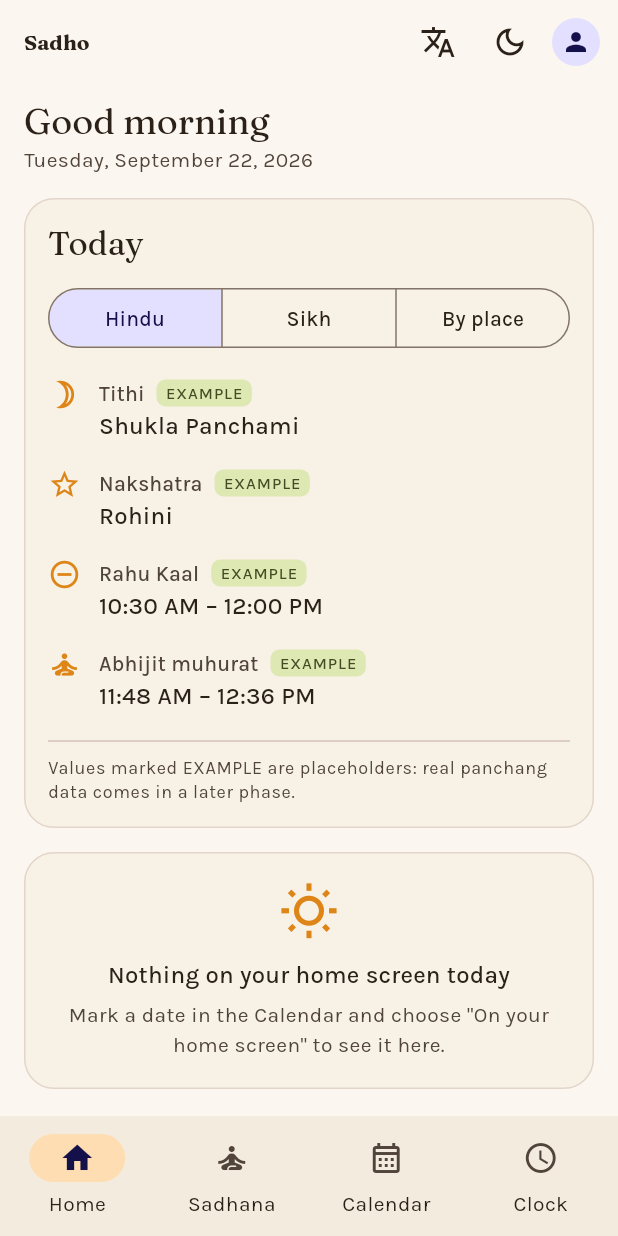
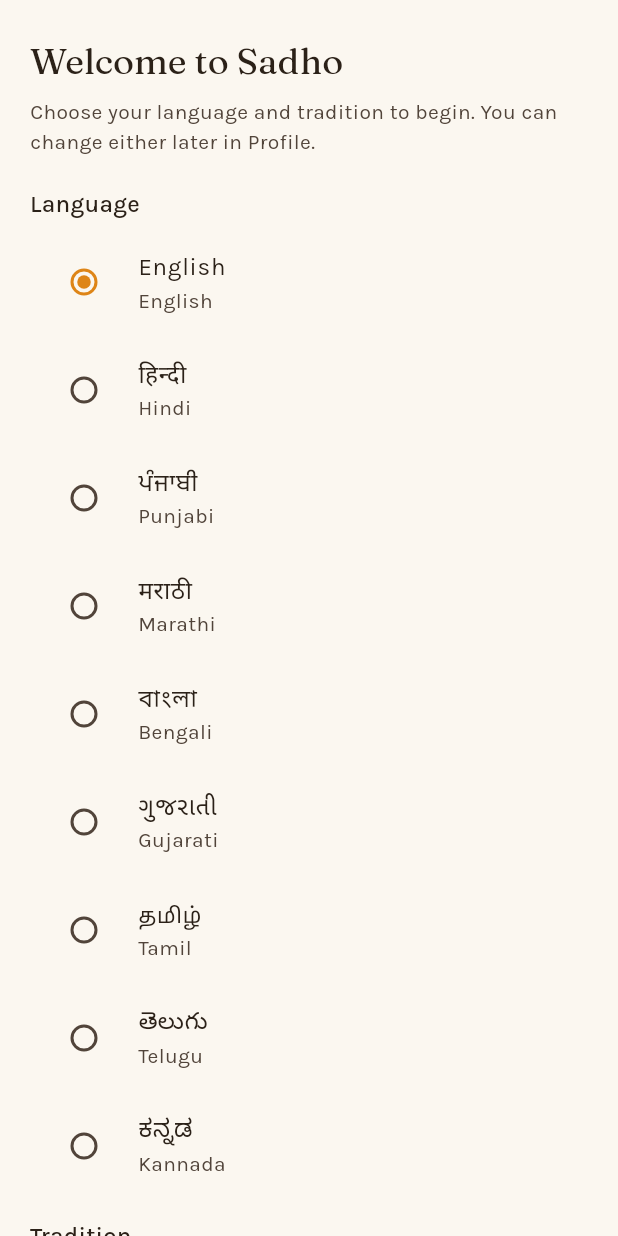
Before and after one commit to Sadho-in/Sadho, a Flutter app: the screen it shows after launch, on a phone screen of 412 x 824 dp. Run offline on Flutter 3.47's test engine with Material 3 defaults, Android fonts, the phone set to English and light mode, and no system bars; our stand-ins replace audioplayers, file_picker, flutter_local_notifications, flutter_riverpod, flutter_timezone, geolocator and 7 more; missing offline and left inert: fftea, record, volume_button_listener; accounts and stored records are empty.

Commit message:
i18n.3: first-launch language + tradition onboarding
New OnboardingScreen (lib/features/onboarding), shown as SadhoApp's
`home` in place of AppShell until onboardingCompleteProvider (backed
by a 'onboarding.done' Hive flag) is true. It never shows again unless
the phone's data is cleared - Profile's "Delete account" wipes every
Hive box, this key included, the same way it already resets everything
else.

Language: preselects the phone's own locale (devicePlatformLocaleProvider,
a seam over WidgetsBinding.platformDispatcher.locale) when it is one of
the nine supported languages, else English (initialLanguageCode). Tapping
a language radio previews it live across the whole screen immediately,
exactly like the in-app language picker; Continue saves whichever
language ended up selected (typed or left at the guessed default) plus
the chosen tradition (Hindu by default), then marks onboarding complete.

test/shell/app_theme_test.dart and test/shell/back_button_test.dart pump
SadhoApp directly for reasons unrelated to onboarding (theme/back-button
behaviour), so their rigs now seed 'onboarding.done': true to skip
straight to the app shell, as a real returning user would see.

Also fixes a real bug this surfaced: HomeDismissalsNotifier.build() read
DateTime.now() instead of the app's injected clock, so a dismissal's
"drop old days" pruning used the real wall-clock date instead of the
test's (or a real session's) fake/current one - dormant while they
happened to match, now fixed to watch nowProvider.

New test/onboarding/onboarding_screen_test.dart: first launch shows
onboarding not the shell; the phone-locale guess previews correctly
(both a supported and an unsupported language); a tap previews live;
Continue saves language + tradition and reveals the app shell; a
completed onboarding never shows again.

flutter analyze: no issues. flutter test: 1268 passed.

Co-Authored-By: Claude Sonnet 5 <noreply@anthropic.com>

```diff
--- a/lib/app.dart
+++ b/lib/app.dart
@@ -5,6 +5,8 @@ import 'core/constants/app_constants.dart';
 import 'core/theme/app_theme.dart';
 import 'core/theme/theme_provider.dart';
 import 'features/clock/application/sun_alarm_provider.dart';
+import 'features/onboarding/application/onboarding_provider.dart';
+import 'features/onboarding/presentation/onboarding_screen.dart';
 import 'features/profile/application/daily_reminder_provider.dart';
 import 'features/shell/presentation/app_shell.dart';
 import 'l10n/app_localizations.dart';
@@ -21,6 +23,7 @@ class SadhoApp extends ConsumerWidget {
     ref.watch(dailyReminderProvider);
     final palette = ref.watch(paletteProvider);
     final locale = ref.watch(localeProvider);
+    final onboarded = ref.watch(onboardingCompleteProvider);
     return MaterialApp(
       title: AppConstants.appName,
       debugShowCheckedModeBanner: false,
@@ -30,7 +33,7 @@ class SadhoApp extends ConsumerWidget {
       locale: locale,
       localizationsDelegates: AppLocalizations.localizationsDelegates,
       supportedLocales: AppLocalizations.supportedLocales,
-      home: const AppShell(),
+      home: onboarded ? const AppShell() : const OnboardingScreen(),
     );
   }
 }
--- a/lib/features/calendar/application/home_cards_provider.dart
+++ b/lib/features/calendar/application/home_cards_provider.dart
@@ -15,7 +15,7 @@ class HomeDismissalsNotifier extends Notifier<Set<String>> {
   @override
   Set<String> build() {
     final raw = AppStorage.settings.get(_key);
-    final today = dateOnly(DateTime.now());
+    final today = dateOnly(ref.watch(nowProvider));
     // Old days can never matter again: drop them so the list stays small.
     return {
       if (raw is List)
--- /dev/null
+++ b/lib/features/onboarding/application/onboarding_provider.dart
@@ -0,0 +1,34 @@
+import 'package:flutter/widgets.dart';
+import 'package:flutter_riverpod/flutter_riverpod.dart';
+
+import '../../../core/storage/app_storage.dart';
+import '../../shell/language_provider.dart';
+
+/// Whether the first-launch language + tradition screen has been completed.
+/// Saved in Hive, so it is asked again only when the phone's data is cleared
+/// (Profile's "Delete account", which wipes every box including this key).
+class OnboardingNotifier extends Notifier<bool> {
+  static const _key = 'onboarding.done';
+
+  @override
+  bool build() => AppStorage.settings.get(_key) == true;
+
+  void complete() {
+    state = true;
+    AppStorage.settings.put(_key, true);
+  }
+}
+
+final onboardingCompleteProvider =
+    NotifierProvider<OnboardingNotifier, bool>(OnboardingNotifier.new);
+
+/// The phone's own locale, read once at startup. A seam so tests can choose
+/// what "the phone's language" is without changing the OS.
+final devicePlatformLocaleProvider =
+    Provider<Locale>((ref) => WidgetsBinding.instance.platformDispatcher.locale);
+
+/// The language to preselect on first launch: [locale]'s language if it is
+/// one of the nine Sadho supports, English otherwise.
+String initialLanguageCode(Locale locale) => appLanguages
+    .firstWhere((l) => l.code == locale.languageCode, orElse: () => appLanguages.first)
+    .code;
--- /dev/null
+++ b/lib/features/onboarding/presentation/onboarding_screen.dart
@@ -0,0 +1,115 @@
+import 'package:flutter/material.dart';
+import 'package:flutter_riverpod/flutter_riverpod.dart';
+
+import '../../../l10n/l10n.dart';
+import '../../../l10n/labels.dart';
+import '../../home/application/tradition_provider.dart';
+import '../../home/data/tradition.dart';
+import '../../shell/language_provider.dart';
+import '../application/onboarding_provider.dart';
+
+/// Shown once, on first launch only: pick a language and a tradition, then
+/// "Continue". Both are saved (and can be changed again later, in Profile);
+/// this screen never shows again unless the phone's data is cleared.
+class OnboardingScreen extends ConsumerStatefulWidget {
+  const OnboardingScreen({super.key});
+
+  @override
+  ConsumerState<OnboardingScreen> createState() => _OnboardingScreenState();
+}
+
+class _OnboardingScreenState extends ConsumerState<OnboardingScreen> {
+  late String _languageCode =
+      initialLanguageCode(ref.read(devicePlatformLocaleProvider));
+  Tradition _tradition = Tradition.hindu;
+
+  void _selectLanguage(String? code) {
+    if (code == null) return;
+    setState(() => _languageCode = code);
+    // Live preview, exactly like the in-app language picker: the rest of
+    // this screen re-renders in the chosen language right away.
+    ref.read(languageProvider.notifier).set(code);
+  }
+
+  void _continue() {
+    // The language may only have been previewed, not tapped (the guessed
+    // default was left as-is): make sure it is actually saved.
+    ref.read(languageProvider.notifier).set(_languageCode);
+    ref.read(traditionProvider.notifier).set(_tradition);
+    ref.read(onboardingCompleteProvider.notifier).complete();
+  }
+
+  @override
+  Widget build(BuildContext context) {
+    final theme = Theme.of(context);
+    final l = context.l10n;
+    return Scaffold(
+      body: SafeArea(
+        child: Align(
+          alignment: Alignment.topCenter,
+          child: ConstrainedBox(
+            constraints: const BoxConstraints(maxWidth: 640),
+            child: ListView(
+              padding: const EdgeInsets.fromLTRB(20, 24, 20, 24),
+              children: [
+                Text(l.onboardingTitle, style: theme.textTheme.headlineSmall),
+                const SizedBox(height: 8),
+                Text(
+                  l.onboardingSubtitle,
+                  style: theme.textTheme.bodyMedium
+                      ?.copyWith(color: theme.colorScheme.onSurfaceVariant),
+                ),
+                const SizedBox(height: 20),
+                Text(l.languageSheetTitle, style: theme.textTheme.titleMedium),
+                const SizedBox(height: 4),
+                RadioGroup<String>(
+                  groupValue: _languageCode,
+                  onChanged: _selectLanguage,
+                  child: Column(
+                    children: [
+                      for (final lang in appLanguages)
+                        RadioListTile<String>(
+                          key: ValueKey('onboarding-lang-${lang.code}'),
+                          value: lang.code,
+                          title: Text(lang.nativeName),
+                          subtitle: Text(lang.name),
+                        ),
+                    ],
+                  ),
+                ),
+                const SizedBox(height: 12),
+                Text(l.traditionHeading, style: theme.textTheme.titleMedium),
+                const SizedBox(height: 4),
+                RadioGroup<Tradition>(
+                  groupValue: _tradition,
+                  onChanged: (t) {
+                    if (t != null) setState(() => _tradition = t);
+                  },
+                  child: Column(
+                    children: [
+                      for (final t in Tradition.values)
+                        RadioListTile<Tradition>(
+                          key: ValueKey('onboarding-tradition-${t.name}'),
+                          value: t,
+                          title: Text(t.localized(l)),
+                        ),
+                    ],
+                  ),
+                ),
+                const SizedBox(height: 20),
+                SizedBox(
+                  width: double.infinity,
+                  child: FilledButton(
+                    key: const ValueKey('onboarding-continue'),
+                    onPressed: _continue,
+                    child: Text(l.continueAction),
+                  ),
+                ),
+              ],
+            ),
+          ),
+        ),
+      ),
+    );
+  }
+}
--- a/lib/l10n/app_en.arb
+++ b/lib/l10n/app_en.arb
@@ -2161,5 +2161,21 @@
   "trainAction": "Train",
   "@trainAction": {
     "description": "Snack bar action: opens voice training for a mantra"
+  },
+  "onboardingTitle": "Welcome to Sadho",
+  "@onboardingTitle": {
+    "description": "First-launch screen heading"
+  },
+  "onboardingSubtitle": "Choose your language and tradition to begin. You can change either later in Profile.",
+  "@onboardingSubtitle": {
+    "description": "First-launch screen explanation"
+  },
+  "traditionHeading": "Tradition",
+  "@traditionHeading": {
+    "description": "Heading above the tradition choices on first launch"
+  },
+  "continueAction": "Continue",
+  "@continueAction": {
+    "description": "Button that finishes the first-launch screen"
   }
 }
--- a/lib/l10n/app_localizations.dart
+++ b/lib/l10n/app_localizations.dart
@@ -3243,6 +3243,30 @@ abstract class AppLocalizations {
   /// In en, this message translates to:
   /// **'Train'**
   String get trainAction;
+
+  /// First-launch screen heading
+  ///
+  /// In en, this message translates to:
+  /// **'Welcome to Sadho'**
+  String get onboardingTitle;
+
+  /// First-launch screen explanation
+  ///
+  /// In en, this message translates to:
+  /// **'Choose your language and tradition to begin. You can change either later in Profile.'**
+  String get onboardingSubtitle;
+
+  /// Heading above the tradition choices on first launch
+  ///
+  /// In en, this message translates to:
+  /// **'Tradition'**
+  String get traditionHeading;
+
+  /// Button that finishes the first-launch screen
+  ///
+  /// In en, this message translates to:
+  /// **'Continue'**
+  String get continueAction;
 }
 
 class _AppLocalizationsDelegate
--- a/lib/l10n/app_localizations_en.dart
+++ b/lib/l10n/app_localizations_en.dart
@@ -1857,4 +1857,17 @@ class AppLocalizationsEn extends AppLocalizations {
 
   @override
   String get trainAction => 'Train';
+
+  @override
+  String get onboardingTitle => 'Welcome to Sadho';
+
+  @override
+  String get onboardingSubtitle =>
+      'Choose your language and tradition to begin. You can change either later in Profile.';
+
+  @override
+  String get traditionHeading => 'Tradition';
+
+  @override
+  String get continueAction => 'Continue';
 }
```
Also changed, not shown: 3 other files.
